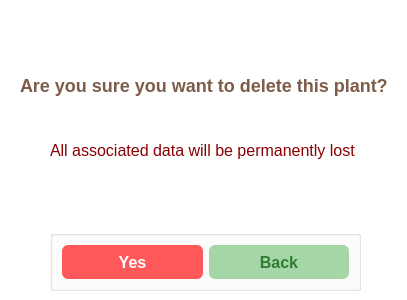
Before: the Qt Designer form ui/delete_dialog.ui in olhaLK/herbarium_app, drawn with Qt 5.
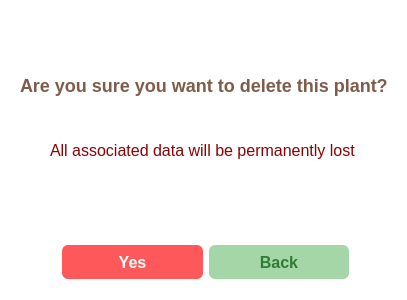
After: the same form once the commit is applied.

Patch:
```diff
--- a/ui/delete_dialog.ui
+++ b/ui/delete_dialog.ui
@@ -26,7 +26,7 @@
     </rect>
    </property>
    <property name="styleSheet">
-    <string notr="true"/>
+    <string notr="true">border: none;</string>
    </property>
    <layout class="QHBoxLayout" name="horizontalLayout">
     <item>
```
